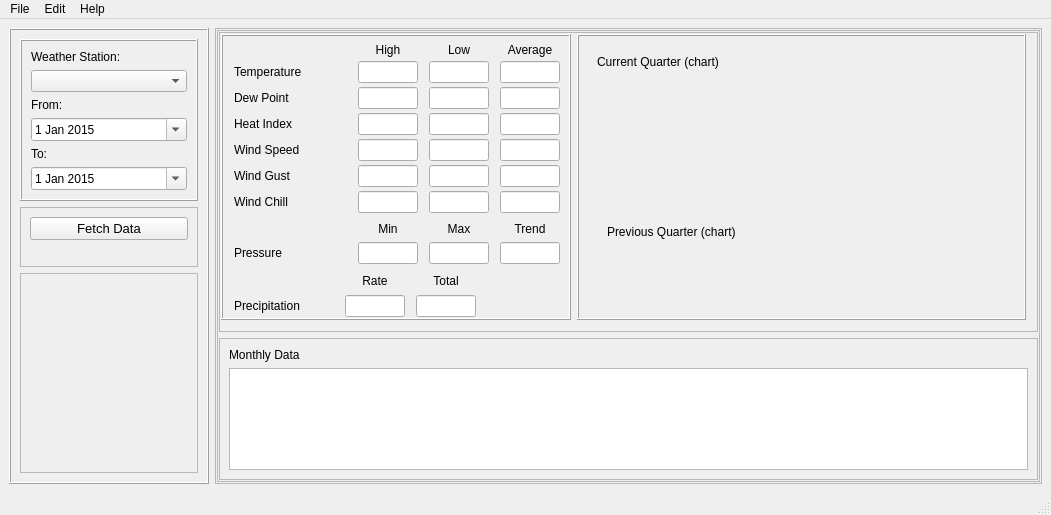
Qt form ui/main_form.ui (RickyCartner/WUnderground) before a commit.
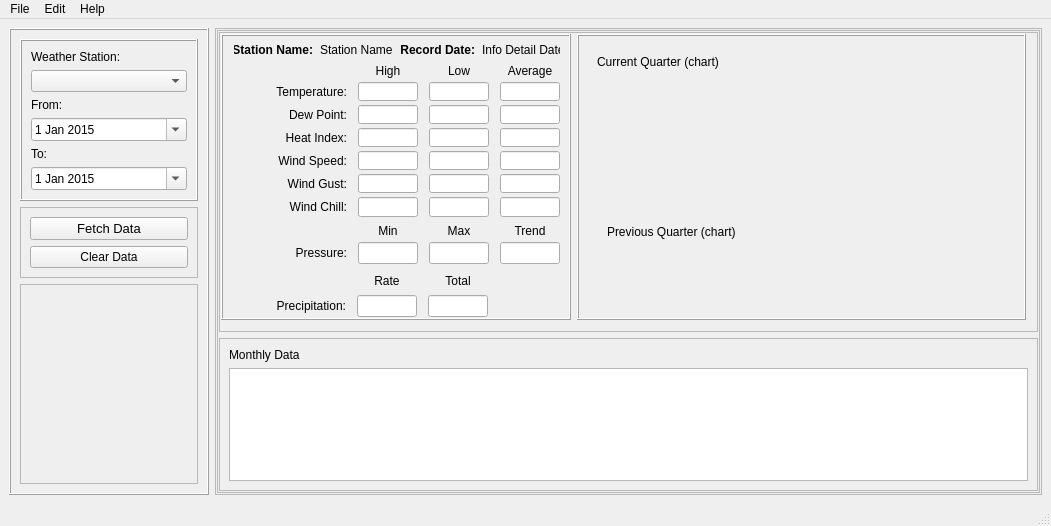
The same form after that commit.

```diff
--- a/ui/main_form.ui
+++ b/ui/main_form.ui
@@ -152,7 +152,7 @@
          </layout>
         </widget>
        </item>
-       <item>
+       <item alignment="Qt::AlignTop">
         <widget class="QFrame" name="frame_6">
          <property name="minimumSize">
           <size>
@@ -179,6 +179,13 @@
             </property>
            </widget>
           </item>
+          <item>
+           <widget class="QPushButton" name="btnClearData">
+            <property name="text">
+             <string>Clear Data</string>
+            </property>
+           </widget>
+          </item>
          </layout>
         </widget>
        </item>
@@ -315,8 +322,69 @@
                 <property name="bottomMargin">
                  <number>1</number>
                 </property>
+                <item>
+                 <layout class="QGridLayout" name="grid_station_info_id">
+                  <item row="0" column="1">
+                   <widget class="QLabel" name="label_info_station_id">
+                    <property name="font">
+                     <font>
+                      <bold>false</bold>
+                     </font>
+                    </property>
+                    <property name="text">
+                     <string>Station Name</string>
+                    </property>
+                   </widget>
+                  </item>
+                  <item row="0" column="0">
+                   <widget class="QLabel" name="label_8">
+                    <property name="font">
+                     <font>
+                      <bold>true</bold>
+                     </font>
+                    </property>
+                    <property name="text">
+                     <string>Station Name:</string>
+                    </property>
+                    <property name="alignment">
+                     <set>Qt::AlignRight|Qt::AlignTrailing|Qt::AlignVCenter</set>
+                    </property>
+                   </widget>
+                  </item>
+                  <item row="0" column="3">
+                   <widget class="QLabel" name="label_info_date">
+                    <property name="font">
+                     <font>
+                      <bold>false</bold>
+                     </font>
+                    </property>
+                    <property name="text">
+                     <string>Info Detail Date</string>
+                    </property>
+                   </widget>
+                  </item>
+                  <item row="0" column="2">
+                   <widget class="QLabel" name="label_15">
+                    <property name="font">
+                     <font>
+                      <bold>true</bold>
+                     </font>
+                    </property>
+                    <property name="text">
+                     <string>Record Date:</string>
+                    </property>
+                    <property name="alignment">
+                     <set>Qt::AlignRight|Qt::AlignTrailing|Qt::AlignVCenter</set>
+                    </property>
+                   </widget>
+                  </item>
+                 </layout>
+                </item>
                 <item>
                  <layout class="QGridLayout" name="gridLayoutMain" rowminimumheight="0,0,0,0,0,0,0" columnminimumwidth="10,0,0,0">
+                  <property name="sizeConstraint">
+                   <enum>QLayout::SetDefaultConstraint</enum>
+                  </property>
                   <property name="horizontalSpacing">
                    <number>11</number>
                   </property>
@@ -340,6 +408,9 @@
                     <property name="alignment">
                      <set>Qt::AlignCenter</set>
                     </property>
+                    <property name="readOnly">
+                     <bool>true</bool>
+                    </property>
                    </widget>
                   </item>
                   <item row="6" column="0">
@@ -352,7 +423,7 @@
                     </property>
                     <property name="minimumSize">
                      <size>
-                      <width>100</width>
+                      <width>80</width>
                       <height>0</height>
                      </size>
                     </property>
@@ -362,7 +433,10 @@
                      </font>
                     </property>
                     <property name="text">
-                     <string>Wind Chill</string>
+                     <string>Wind Chill:</string>
+                    </property>
+                    <property name="alignment">
+                     <set>Qt::AlignRight|Qt::AlignTrailing|Qt::AlignVCenter</set>
                     </property>
                    </widget>
                   </item>
@@ -376,7 +450,7 @@
                     </property>
                     <property name="minimumSize">
                      <size>
-                      <width>100</width>
+                      <width>80</width>
                       <height>0</height>
                      </size>
                     </property>
@@ -386,7 +460,10 @@
                      </font>
                     </property>
                     <property name="text">
-                     <string>Dew Point</string>
+                     <string>Dew Point:</string>
+                    </property>
+                    <property name="alignment">
+                     <set>Qt::AlignRight|Qt::AlignTrailing|Qt::AlignVCenter</set>
                     </property>
                    </widget>
                   </item>
@@ -407,6 +484,9 @@
                     <property name="alignment">
                      <set>Qt::AlignCenter</set>
                     </property>
+                    <property name="readOnly">
+                     <bool>true</bool>
+                    </property>
                    </widget>
                   </item>
                   <item row="2" column="3">
@@ -426,6 +506,9 @@
                     <property name="alignment">
                      <set>Qt::AlignCenter</set>
                     </property>
+                    <property name="readOnly">
+                     <bool>true</bool>
+                    </property>
                    </widget>
                   </item>
                   <item row="5" column="3">
@@ -445,6 +528,9 @@
                     <property name="alignment">
                      <set>Qt::AlignCenter</set>
                     </property>
+                    <property name="readOnly">
+                     <bool>true</bool>
+                    </property>
                    </widget>
                   </item>
                   <item row="1" column="0">
@@ -457,7 +543,7 @@
                     </property>
                     <property name="minimumSize">
                      <size>
-                      <width>100</width>
+                      <width>96</width>
                       <height>0</height>
                      </size>
                     </property>
@@ -467,7 +553,10 @@
                      </font>
                     </property>
                     <property name="text">
-                     <string>Temperature</string>
+                     <string>Temperature:</string>
+                    </property>
+                    <property name="alignment">
+                     <set>Qt::AlignRight|Qt::AlignTrailing|Qt::AlignVCenter</set>
                     </property>
                    </widget>
                   </item>
@@ -488,6 +577,9 @@
                     <property name="alignment">
                      <set>Qt::AlignCenter</set>
                     </property>
+                    <property name="readOnly">
+                     <bool>true</bool>
+                    </property>
                    </widget>
                   </item>
                   <item row="6" column="3">
@@ -507,6 +599,9 @@
                     <property name="alignment">
                      <set>Qt::AlignCenter</set>
                     </property>
+                    <property name="readOnly">
+                     <bool>true</bool>
+                    </property>
                    </widget>
                   </item>
                   <item row="2" column="1">
@@ -526,6 +621,9 @@
                     <property name="alignment">
                      <set>Qt::AlignCenter</set>
                     </property>
+                    <property name="readOnly">
+                     <bool>true</bool>
+                    </property>
                    </widget>
                   </item>
                   <item row="0" column="1">
@@ -563,6 +661,9 @@
                     <property name="alignment">
                      <set>Qt::AlignCenter</set>
                     </property>
+                    <property name="readOnly">
+                     <bool>true</bool>
+                    </property>
                    </widget>
                   </item>
                   <item row="5" column="0">
@@ -575,7 +676,7 @@
                     </property>
                     <property name="minimumSize">
                      <size>
-                      <width>100</width>
+                      <width>80</width>
                       <height>0</height>
                      </size>
                     </property>
@@ -585,7 +686,10 @@
                      </font>
                     </property>
                     <property name="text">
-                     <string>Wind Gust</string>
+                     <string>Wind Gust:</string>
+                    </property>
+                    <property name="alignment">
+                     <set>Qt::AlignRight|Qt::AlignTrailing|Qt::AlignVCenter</set>
                     </property>
                    </widget>
                   </item>
@@ -624,6 +728,9 @@
                     <property name="alignment">
                      <set>Qt::AlignCenter</set>
                     </property>
+                    <property name="readOnly">
+                     <bool>true</bool>
+                    </property>
                    </widget>
                   </item>
                   <item row="5" column="2">
@@ -643,6 +750,9 @@
                     <property name="alignment">
                      <set>Qt::AlignCenter</set>
                     </property>
+                    <property name="readOnly">
+                     <bool>true</bool>
+                    </property>
                    </widget>
                   </item>
                   <item row="4" column="0">
@@ -655,7 +765,7 @@
                     </property>
                     <property name="minimumSize">
                      <size>
-                      <width>100</width>
+                      <width>80</width>
                       <height>0</height>
                      </size>
                     </property>
@@ -665,7 +775,10 @@
                      </font>
                     </property>
                     <property name="text">
-                     <string>Wind Speed</string>
+                     <string>Wind Speed:</string>
+                    </property>
+                    <property name="alignment">
+                     <set>Qt::AlignRight|Qt::AlignTrailing|Qt::AlignVCenter</set>
                     </property>
                    </widget>
                   </item>
@@ -686,6 +799,9 @@
                     <property name="alignment">
                      <set>Qt::AlignCenter</set>
                     </property>
+                    <property name="readOnly">
+                     <bool>true</bool>
+                    </property>
                    </widget>
                   </item>
                   <item row="0" column="2">
@@ -723,6 +839,9 @@
                     <property name="alignment">
                      <set>Qt::AlignCenter</set>
                     </property>
+                    <property name="readOnly">
+                     <bool>true</bool>
+                    </property>
                    </widget>
                   </item>
                   <item row="6" column="2">
@@ -742,6 +861,9 @@
                     <property name="alignment">
                      <set>Qt::AlignCenter</set>
                     </property>
+                    <property name="readOnly">
+                     <bool>true</bool>
+                    </property>
                    </widget>
                   </item>
                   <item row="3" column="3">
@@ -761,6 +883,9 @@
                     <property name="alignment">
                      <set>Qt::AlignCenter</set>
                     </property>
+                    <property name="readOnly">
+                     <bool>true</bool>
+                    </property>
                    </widget>
                   </item>
                   <item row="1" column="3">
@@ -780,6 +905,9 @@
                     <property name="alignment">
                      <set>Qt::AlignCenter</set>
                     </property>
+                    <property name="readOnly">
+                     <bool>true</bool>
+                    </property>
                    </widget>
                   </item>
                   <item row="4" column="1">
@@ -799,6 +927,9 @@
                     <property name="alignment">
                      <set>Qt::AlignCenter</set>
                     </property>
+                    <property name="readOnly">
+                     <bool>true</bool>
+                    </property>
                    </widget>
                   </item>
                   <item row="4" column="2">
@@ -818,6 +949,9 @@
                     <property name="alignment">
                      <set>Qt::AlignCenter</set>
                     </property>
+                    <property name="readOnly">
+                     <bool>true</bool>
+                    </property>
                    </widget>
                   </item>
                   <item row="3" column="0">
@@ -830,7 +964,7 @@
                     </property>
                     <property name="minimumSize">
                      <size>
-                      <width>100</width>
+                      <width>80</width>
                       <height>0</height>
                      </size>
                     </property>
@@ -840,7 +974,10 @@
                      </font>
                     </property>
                     <property name="text">
-                     <string>Heat Index</string>
+                     <string>Heat Index:</string>
+                    </property>
+                    <property name="alignment">
+                     <set>Qt::AlignRight|Qt::AlignTrailing|Qt::AlignVCenter</set>
                     </property>
                    </widget>
                   </item>
@@ -867,6 +1004,9 @@
                     <property name="alignment">
                      <set>Qt::AlignCenter</set>
                     </property>
+                    <property name="readOnly">
+                     <bool>true</bool>
+                    </property>
                    </widget>
                   </item>
                  </layout>
@@ -905,6 +1045,9 @@
                     <property name="alignment">
                      <set>Qt::AlignCenter</set>
                     </property>
+                    <property name="readOnly">
+                     <bool>true</bool>
+                    </property>
                    </widget>
                   </item>
                   <item row="1" column="3">
@@ -918,6 +1061,9 @@
                     <property name="alignment">
                      <set>Qt::AlignCenter</set>
                     </property>
+                    <property name="readOnly">
+                     <bool>true</bool>
+                    </property>
                    </widget>
                   </item>
                   <item row="0" column="3">
@@ -946,13 +1092,16 @@
                     <property name="alignment">
                      <set>Qt::AlignCenter</set>
                     </property>
+                    <property name="readOnly">
+                     <bool>true</bool>
+                    </property>
                    </widget>
                   </item>
                   <item row="1" column="0">
                    <widget class="QLabel" name="label_19">
                     <property name="minimumSize">
                      <size>
-                      <width>100</width>
+                      <width>80</width>
                       <height>0</height>
                      </size>
                     </property>
@@ -962,7 +1111,10 @@
                      </font>
                     </property>
                     <property name="text">
-                     <string>Pressure</string>
+                     <string>Pressure:</string>
+                    </property>
+                    <property name="alignment">
+                     <set>Qt::AlignRight|Qt::AlignTrailing|Qt::AlignVCenter</set>
                     </property>
                    </widget>
                   </item>
@@ -991,6 +1143,21 @@
                   <property name="verticalSpacing">
                    <number>4</number>
                   </property>
+                  <item row="0" column="2">
+                   <widget class="QLabel" name="label_10">
+                    <property name="font">
+                     <font>
+                      <pointsize>9</pointsize>
+                     </font>
+                    </property>
+                    <property name="text">
+                     <string>Total</string>
+                    </property>
+                    <property name="alignment">
+                     <set>Qt::AlignCenter</set>
+                    </property>
+                   </widget>
+                  </item>
                   <item row="0" column="1">
                    <widget class="QLabel" name="label_9">
                     <property name="font">
@@ -1010,13 +1177,13 @@
                    <widget class="QLabel" name="label_7">
                     <property name="minimumSize">
                      <size>
-                      <width>100</width>
+                      <width>80</width>
                       <height>0</height>
                      </size>
                     </property>
                     <property name="maximumSize">
                      <size>
-                      <width>100</width>
+                      <width>16777215</width>
                       <height>16777215</height>
                      </size>
                     </property>
@@ -1026,7 +1193,26 @@
                      </font>
                     </property>
                     <property name="text">
-                     <string>Precipitation</string>
+                     <string>Precipitation:</string>
+                    </property>
+                    <property name="alignment">
+                     <set>Qt::AlignRight|Qt::AlignTrailing|Qt::AlignVCenter</set>
+                    </property>
+                   </widget>
+                  </item>
+                  <item row="1" column="1">
+                   <widget class="QLineEdit" name="txtPrecipationRate">
+                    <property name="maximumSize">
+                     <size>
+                      <width>60</width>
+                      <height>60</height>
+                     </size>
+                    </property>
+                    <property name="alignment">
+                     <set>Qt::AlignCenter</set>
+                    </property>
+                    <property name="readOnly">
+                     <bool>true</bool>
                     </property>
                    </widget>
                   </item>
@@ -1041,20 +1227,8 @@
                     <property name="alignment">
                      <set>Qt::AlignCenter</set>
                     </property>
-                   </widget>
-                  </item>
-                  <item row="0" column="2">
-                   <widget class="QLabel" name="label_10">
-                    <property name="font">
-                     <font>
-                      <pointsize>9</pointsize>
-                     </font>
-                    </property>
-                    <property name="text">
-                     <string>Total</string>
-                    </property>
-                    <property name="alignment">
-                     <set>Qt::AlignCenter</set>
+                    <property name="readOnly">
+                     <bool>true</bool>
                     </property>
                    </widget>
                   </item>
@@ -1063,27 +1237,17 @@
                     <property name="orientation">
                      <enum>Qt::Horizontal</enum>
                     </property>
+                    <property name="sizeType">
+                     <enum>QSizePolicy::Fixed</enum>
+                    </property>
                     <property name="sizeHint" stdset="0">
                      <size>
-                      <width>40</width>
+                      <width>72</width>
                       <height>20</height>
                      </size>
                     </property>
                    </spacer>
                   </item>
-                  <item row="1" column="1">
-                   <widget class="QLineEdit" name="txtPrecipationRate">
-                    <property name="maximumSize">
-                     <size>
-                      <width>60</width>
-                      <height>60</height>
-                     </size>
-                    </property>
-                    <property name="alignment">
-                     <set>Qt::AlignCenter</set>
-                    </property>
-                   </widget>
-                  </item>
                  </layout>
                 </item>
                </layout>
```
